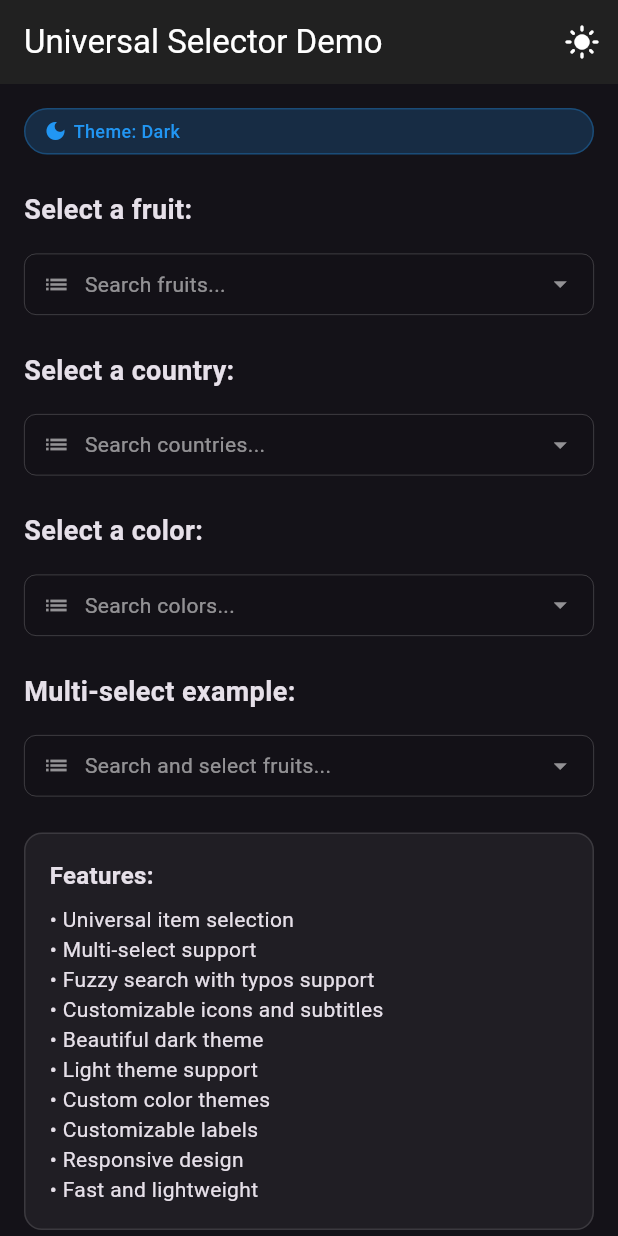
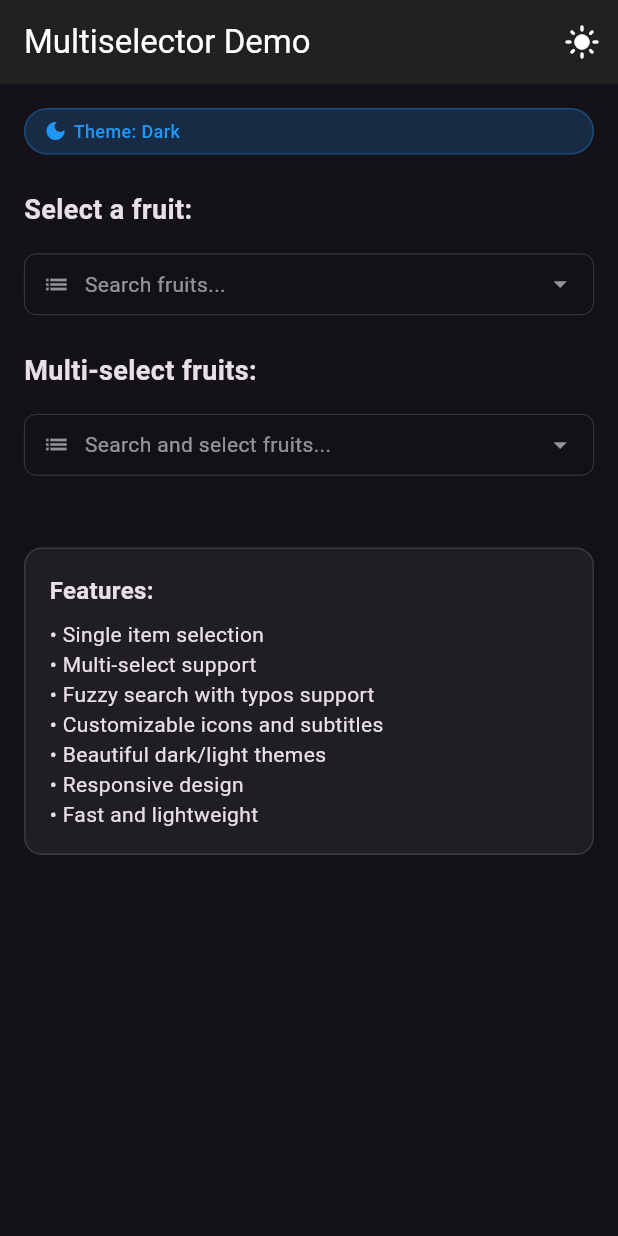
Before and after one commit to stanislavworldin/search, a Flutter app: the screen it shows after launch, on a phone screen of 412 x 824 dp. Run offline on Flutter 3.47's test engine with Material 3 defaults, Android fonts, the phone set to English and light mode, and no system bars.

Commit message:
Simplify example: keep only fruits and multi-select

```diff
--- a/example/lib/main.dart
+++ b/example/lib/main.dart
@@ -25,7 +25,7 @@ class _MyAppState extends State<MyApp> {
   @override
   Widget build(BuildContext context) {
     return MaterialApp(
-      title: 'Universal Selector Demo',
+      title: 'Multiselector Demo',
       theme: _isDarkTheme ? ThemeData.dark() : ThemeData.light(),
       home: MyHomePage(
         onThemeChanged: _toggleTheme,
@@ -53,7 +53,7 @@ class _MyHomePageState extends State<MyHomePage> {
   SelectableItem? selectedItem;
   List<SelectableItem> selectedItems = [];
 
-  // Sample data for different use cases
+  // Fruits data
   final List<SelectableItem> fruits = [
     const SelectableItem(
       id: 'apple',
@@ -90,81 +90,26 @@ class _MyHomePageState extends State<MyHomePage> {
       subtitle: 'Red berry',
       searchData: 'strawberry berry red sweet',
     ),
-  ];
-
-  final List<SelectableItem> countries = [
     const SelectableItem(
-      id: 'us',
-      name: 'United States',
-      icon: '🇺🇸',
-      subtitle: 'USA',
-      searchData: 'united states america us usa',
+      id: 'pineapple',
+      name: 'Pineapple',
+      icon: '🍍',
+      subtitle: 'Tropical fruit',
+      searchData: 'pineapple tropical sweet',
     ),
     const SelectableItem(
-      id: 'ru',
-      name: 'Russia',
-      icon: '🇷🇺',
-      subtitle: 'Russian Federation',
-      searchData: 'russia russian federation',
+      id: 'watermelon',
+      name: 'Watermelon',
+      icon: '🍉',
+      subtitle: 'Summer fruit',
+      searchData: 'watermelon summer refreshing',
     ),
     const SelectableItem(
-      id: 'cn',
-      name: 'China',
-      icon: '🇨🇳',
-      subtitle: 'People\'s Republic of China',
-      searchData: 'china chinese people republic',
-    ),
-    const SelectableItem(
-      id: 'jp',
-      name: 'Japan',
-      icon: '🇯🇵',
-      subtitle: 'Land of the Rising Sun',
-      searchData: 'japan japanese rising sun',
-    ),
-    const SelectableItem(
-      id: 'de',
-      name: 'Germany',
-      icon: '🇩🇪',
-      subtitle: 'Federal Republic of Germany',
-      searchData: 'germany german federal republic',
-    ),
-  ];
-
-  final List<SelectableItem> colors = [
-    const SelectableItem(
-      id: 'red',
-      name: 'Red',
-      icon: '🔴',
-      subtitle: 'Primary color',
-      searchData: 'red primary color warm',
-    ),
-    const SelectableItem(
-      id: 'blue',
-      name: 'Blue',
-      icon: '🔵',
-      subtitle: 'Primary color',
-      searchData: 'blue primary color cool',
-    ),
-    const SelectableItem(
-      id: 'green',
-      name: 'Green',
-      icon: '🟢',
-      subtitle: 'Primary color',
-      searchData: 'green primary color nature',
-    ),
-    const SelectableItem(
-      id: 'yellow',
-      name: 'Yellow',
-      icon: '🟡',
-      subtitle: 'Primary color',
-      searchData: 'yellow primary color bright',
-    ),
-    const SelectableItem(
-      id: 'purple',
-      name: 'Purple',
-      icon: '🟣',
-      subtitle: 'Secondary color',
-      searchData: 'purple secondary color royal',
+      id: 'mango',
+      name: 'Mango',
+      icon: '🥭',
+      subtitle: 'Tropical fruit',
+      searchData: 'mango tropical sweet',
     ),
   ];
 
@@ -172,7 +117,7 @@ class _MyHomePageState extends State<MyHomePage> {
   Widget build(BuildContext context) {
     return Scaffold(
       appBar: AppBar(
-        title: const Text('Universal Selector Demo'),
+        title: const Text('Multiselector Demo'),
         backgroundColor: widget.isDarkTheme ? Colors.grey[900] : Colors.blue,
         foregroundColor: Colors.white,
         actions: [
@@ -217,7 +162,7 @@ class _MyHomePageState extends State<MyHomePage> {
           ),
           const SizedBox(height: 24),
 
-          // Fruits selector
+          // Single fruit selector
           const Text(
             'Select a fruit:',
             style: TextStyle(
@@ -245,65 +190,9 @@ class _MyHomePageState extends State<MyHomePage> {
           ),
           const SizedBox(height: 24),
 
-          // Countries selector
-          const Text(
-            'Select a country:',
-            style: TextStyle(
-              fontSize: 18,
-              fontWeight: FontWeight.bold,
-            ),
-          ),
-          const SizedBox(height: 16),
-          UniversalSelector(
-            items: countries,
-            selectedItem: selectedItem,
-            onItemSelected: (SelectableItem item) {
-              setState(() {
-                selectedItem = item;
-              });
-              ScaffoldMessenger.of(context).showSnackBar(
-                SnackBar(
-                  content: Text('Selected: ${item.icon} ${item.name}'),
-                  backgroundColor: Colors.green,
-                ),
-              );
-            },
-            labelText: 'Choose a country',
-            hintText: 'Search countries...',
-          ),
-          const SizedBox(height: 24),
-
-          // Colors selector
-          const Text(
-            'Select a color:',
-            style: TextStyle(
-              fontSize: 18,
-              fontWeight: FontWeight.bold,
-            ),
-          ),
-          const SizedBox(height: 16),
-          UniversalSelector(
-            items: colors,
-            selectedItem: selectedItem,
-            onItemSelected: (SelectableItem item) {
-              setState(() {
-                selectedItem = item;
-              });
-              ScaffoldMessenger.of(context).showSnackBar(
-                SnackBar(
-                  content: Text('Selected: ${item.icon} ${item.name}'),
-                  backgroundColor: Colors.green,
-                ),
-              );
-            },
-            labelText: 'Choose a color',
-            hintText: 'Search colors...',
-          ),
-          const SizedBox(height: 24),
-
           // Multi-select example
           const Text(
-            'Multi-select example:',
+            'Multi-select fruits:',
             style: TextStyle(
               fontSize: 18,
               fontWeight: FontWeight.bold,
@@ -323,21 +212,21 @@ class _MyHomePageState extends State<MyHomePage> {
               });
               ScaffoldMessenger.of(context).showSnackBar(
                 SnackBar(
-                  content: Text('Selected ${items.length} items'),
+                  content: Text('Selected ${items.length} fruits'),
                   backgroundColor: Colors.blue,
                 ),
               );
             },
             labelText: 'Choose multiple fruits',
             hintText: 'Search and select fruits...',
-            maxSelections: 3,
+            maxSelections: 5,
           ),
           const SizedBox(height: 24),
 
           // Selected item display
           if (selectedItem != null) ...[
             const Text(
-              'Selected Item:',
+              'Selected Fruit:',
               style: TextStyle(
                 fontSize: 16,
                 fontWeight: FontWeight.bold,
@@ -381,15 +270,6 @@ class _MyHomePageState extends State<MyHomePage> {
                             ),
                           ),
                         ],
-                        const SizedBox(height: 4),
-                        Text(
-                          'ID: ${selectedItem!.id}',
-                          style: const TextStyle(
-                            fontSize: 12,
-                            color: Colors.blue,
-                            fontWeight: FontWeight.w500,
-                          ),
-                        ),
                       ],
                     ),
                   ),
@@ -397,6 +277,51 @@ class _MyHomePageState extends State<MyHomePage> {
               ),
             ),
           ],
+
+          // Selected items display (multi-select)
+          if (selectedItems.isNotEmpty) ...[
+            const SizedBox(height: 16),
+            const Text(
+              'Selected Fruits:',
+              style: TextStyle(
+                fontSize: 16,
+                fontWeight: FontWeight.bold,
+              ),
+            ),
+            const SizedBox(height: 8),
+            Wrap(
+              spacing: 8,
+              runSpacing: 8,
+              children: selectedItems.map((item) {
+                return Container(
+                  padding: const EdgeInsets.symmetric(horizontal: 12, vertical: 6),
+                  decoration: BoxDecoration(
+                    color: Colors.blue.withValues(alpha: 0.2),
+                    borderRadius: BorderRadius.circular(20),
+                    border: Border.all(color: Colors.blue.withValues(alpha: 0.3)),
+                  ),
+                  child: Row(
+                    mainAxisSize: MainAxisSize.min,
+                    children: [
+                      if (item.icon != null) ...[
+                        Text(item.icon!, style: const TextStyle(fontSize: 16)),
+                        const SizedBox(width: 4),
+                      ],
+                      Text(
+                        item.name,
+                        style: const TextStyle(
+                          fontSize: 12,
+                          fontWeight: FontWeight.w500,
+                        ),
+                      ),
+                    ],
+                  ),
+                );
+              }).toList(),
+            ),
+          ],
+
+          const SizedBox(height: 24),
 
           // Features section
           Container(
@@ -417,14 +342,11 @@ class _MyHomePageState extends State<MyHomePage> {
                   ),
                 ),
                 SizedBox(height: 8),
-                Text('• Universal item selection'),
+                Text('• Single item selection'),
                 Text('• Multi-select support'),
                 Text('• Fuzzy search with typos support'),
                 Text('• Customizable icons and subtitles'),
-                Text('• Beautiful dark theme'),
-                Text('• Light theme support'),
-                Text('• Custom color themes'),
-                Text('• Customizable labels'),
+                Text('• Beautiful dark/light themes'),
                 Text('• Responsive design'),
                 Text('• Fast and lightweight'),
               ],
```
